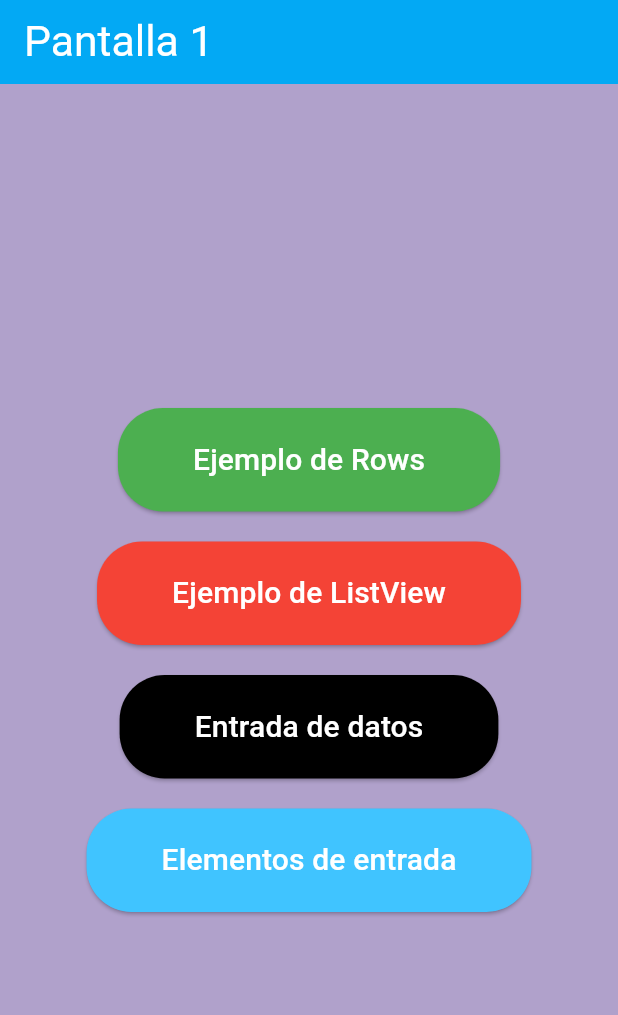
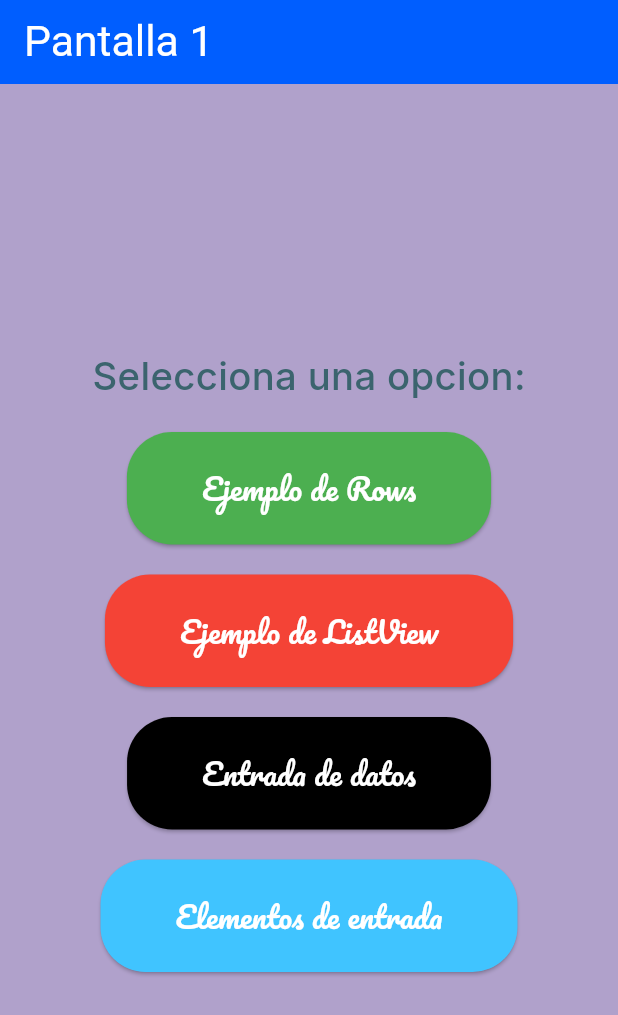
Before and after one commit to INGJAREDALAN/elemontos4a26, a Flutter app: the screen it shows after launch, on a phone screen of 412 x 824 dp. Shown: the top 1015 px of the screen. Run offline on Flutter 3.47's test engine with Material 3 defaults, Android fonts, the phone set to English and light mode, and no system bars; our stand-ins replace google_fonts.

Commit message:
Tema de la app

```diff
--- a/primer_proyecto_flutter/flutter_application_1/lib/main.dart
+++ b/primer_proyecto_flutter/flutter_application_1/lib/main.dart
@@ -14,9 +14,9 @@ class MainApp extends StatelessWidget {
   @override
   Widget build(BuildContext context) {
     return MaterialApp(
+      theme: AppTheme.lightTheme,
       debugShowCheckedModeBanner: false,
       title: 'Proyecto 1',
-      theme: AppTheme.lightTheme,
       home: const Screen1(),
     );
   }
--- a/primer_proyecto_flutter/flutter_application_1/lib/screens/screens1.dart
+++ b/primer_proyecto_flutter/flutter_application_1/lib/screens/screens1.dart
@@ -1,8 +1,14 @@
 import 'package:flutter/material.dart';
+
 import 'package:flutter_application_1/screens/screens2.dart';
+
 import 'package:flutter_application_1/screens/screens3.dart';
+
 import 'package:flutter_application_1/screens/screens4.dart';
+
 import 'package:flutter_application_1/screens/screens5.dart';
+
+import 'package:flutter_application_1/theme/app_theme.dart';
 
 class Screen1 extends StatelessWidget {
   const Screen1({super.key});
@@ -10,16 +16,19 @@ class Screen1 extends StatelessWidget {
   @override
   Widget build(BuildContext context) {
     return Scaffold(
-      appBar: AppBar(
-        title: const Text('Pantalla 1', style: TextStyle(color: Colors.white)),
-        backgroundColor: Colors.lightBlue,
-      ),
+      appBar: AppBar(title: const Text('Pantalla 1')),
       body: Container(
         color: Color.fromARGB(255, 176, 161, 203),
         child: Center(
           child: Column(
             mainAxisAlignment: MainAxisAlignment.center,
             children: <Widget>[
+              Text(
+                'Selecciona una opcion:',
+                style: AppTheme.lightTheme.textTheme.headlineLarge,
+              ),
+
+              SizedBox(height: 20),
               boton('Ejemplo de Rows', Colors.green, context, Screen2()),
               SizedBox(height: 20),
               boton('Ejemplo de ListView', Colors.red, context, Screen3()),
--- a/primer_proyecto_flutter/flutter_application_1/lib/theme/app_theme.dart
+++ b/primer_proyecto_flutter/flutter_application_1/lib/theme/app_theme.dart
@@ -5,6 +5,13 @@ import 'package:flutter/material.dart';
 import 'package:google_fonts/google_fonts.dart';
 
 class AppTheme {
+  // Definicion de los colores para el tema calro
+
+  static const primaryColor = Color.fromARGB(255, 59, 100, 110);
+  static const secondaryColor = Color.fromARGB(255, 62, 51, 84);
+  static const backColor = Color.fromARGB(236, 21, 47, 55);
+  static const accentColor = Color.fromARGB(255, 246, 213, 3);
+
   static final ThemeData lightTheme = ThemeData.light().copyWith(
     scaffoldBackgroundColor: const Color.fromARGB(238, 0, 195, 239),
     appBarTheme: AppBarTheme(
@@ -14,5 +21,28 @@ class AppTheme {
         fontSize: 28.5,
       ),
     ),
+
+    elevatedButtonTheme: ElevatedButtonThemeData(
+      style: ButtonStyle(
+        backgroundColor: WidgetStateProperty.all(primaryColor),
+        foregroundColor: WidgetStateProperty.all(accentColor),
+        textStyle: WidgetStateProperty.all(
+          GoogleFonts.pacifico(fontSize: 16.0),
+        ),
+      ),
+    ),
+
+    textTheme: TextTheme(
+      // Definir Los estilos para textos grandes
+      headlineLarge: GoogleFonts.getFont(
+        'Inter',
+        color: primaryColor,
+        fontSize: 25.5,
+        fontWeight: FontWeight.w500,
+      ),
+
+      // Estilo de texto para texto pequeño
+      bodySmall: GoogleFonts.montserrat(color: secondaryColor, fontSize: 14.6),
+    ),
   );
 }
```
